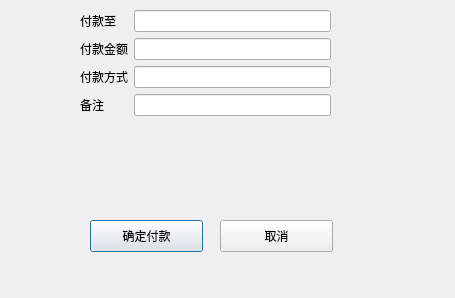
The window that View/supplier/ui/ui_supplier_payment_dialog.ui (zgj0607/Py-store) describes before a commit, drawn with Qt 5.
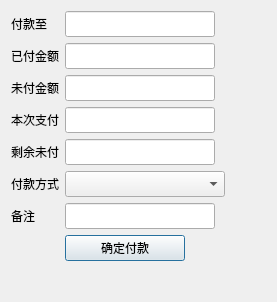
The same window after the commit.

Commit message: 完成供应商欠款单个支付和批量支付，并调整主页菜单

```diff
--- a/View/supplier/ui/ui_supplier_payment_dialog.ui
+++ b/View/supplier/ui/ui_supplier_payment_dialog.ui
@@ -6,8 +6,8 @@
    <rect>
     <x>0</x>
     <y>0</y>
-    <width>455</width>
-    <height>298</height>
+    <width>277</width>
+    <height>302</height>
    </rect>
   </property>
   <property name="windowTitle">
@@ -16,84 +16,222 @@
   <property name="modal">
    <bool>true</bool>
   </property>
-  <widget class="QWidget" name="formLayoutWidget">
-   <property name="geometry">
-    <rect>
-     <x>80</x>
-     <y>10</y>
-     <width>251</width>
-     <height>181</height>
-    </rect>
-   </property>
-   <layout class="QFormLayout" name="formLayout_2">
-    <item row="1" column="0">
+  <layout class="QHBoxLayout" name="horizontalLayout">
+   <item>
+    <layout class="QFormLayout" name="formLayout">
+     <item row="0" column="0">
      <widget class="QLabel" name="label_2">
       <property name="text">
        <string>付款至</string>
       </property>
      </widget>
     </item>
+     <item row="0" column="1">
+      <widget class="QLineEdit" name="pay_to">
+       <property name="minimumSize">
+        <size>
+         <width>150</width>
+         <height>26</height>
+        </size>
+       </property>
+       <property name="maximumSize">
+        <size>
+         <width>150</width>
+         <height>26</height>
+        </size>
+       </property>
+       <property name="readOnly">
+        <bool>true</bool>
+       </property>
+      </widget>
+     </item>
+     <item row="1" column="0">
+      <widget class="QLabel" name="label">
+       <property name="text">
+        <string>已付金额</string>
+       </property>
+      </widget>
+     </item>
     <item row="1" column="1">
-     <widget class="QLineEdit" name="lineEdit_2"/>
-    </item>
-    <item row="2" column="0">
-     <widget class="QLabel" name="label_9">
-      <property name="text">
-       <string>付款金额</string>
+      <widget class="QLineEdit" name="paid">
+       <property name="minimumSize">
+        <size>
+         <width>150</width>
+         <height>26</height>
+        </size>
+       </property>
+       <property name="maximumSize">
+        <size>
+         <width>150</width>
+         <height>26</height>
+        </size>
+       </property>
+       <property name="readOnly">
+        <bool>true</bool>
       </property>
      </widget>
     </item>
-    <item row="2" column="1">
-     <widget class="QLineEdit" name="lineEdit_3"/>
-    </item>
     <item row="3" column="0">
+      <widget class="QLabel" name="label_9">
+       <property name="text">
+        <string>本次支付</string>
+       </property>
+      </widget>
+     </item>
+     <item row="3" column="1">
+      <widget class="QLineEdit" name="pay">
+       <property name="minimumSize">
+        <size>
+         <width>150</width>
+         <height>26</height>
+        </size>
+       </property>
+       <property name="maximumSize">
+        <size>
+         <width>150</width>
+         <height>26</height>
+        </size>
+       </property>
+       <property name="inputMethodHints">
+        <set>Qt::ImhDigitsOnly|Qt::ImhPreferNumbers</set>
+       </property>
+      </widget>
+     </item>
+     <item row="5" column="0">
      <widget class="QLabel" name="label_3">
       <property name="text">
        <string>付款方式</string>
       </property>
      </widget>
     </item>
-    <item row="3" column="1">
-     <widget class="QLineEdit" name="lineEdit_4"/>
-    </item>
-    <item row="4" column="0">
+     <item row="5" column="1">
+      <widget class="QComboBox" name="payment_method">
+       <property name="minimumSize">
+        <size>
+         <width>150</width>
+         <height>26</height>
+        </size>
+       </property>
+       <property name="maximumSize">
+        <size>
+         <width>160</width>
+         <height>26</height>
+        </size>
+       </property>
+      </widget>
+     </item>
+     <item row="6" column="0">
      <widget class="QLabel" name="label_4">
       <property name="text">
        <string>备注</string>
       </property>
      </widget>
     </item>
-    <item row="4" column="1">
-     <widget class="QLineEdit" name="lineEdit_5"/>
-    </item>
-   </layout>
-  </widget>
+     <item row="6" column="1">
+      <widget class="QLineEdit" name="notes">
+       <property name="minimumSize">
+        <size>
+         <width>150</width>
+         <height>26</height>
+        </size>
+       </property>
+       <property name="maximumSize">
+        <size>
+         <width>150</width>
+         <height>26</height>
+        </size>
+       </property>
+      </widget>
+     </item>
+     <item row="7" column="1">
   <widget class="QPushButton" name="payButton">
-   <property name="geometry">
-    <rect>
-     <x>90</x>
-     <y>220</y>
-     <width>113</width>
-     <height>32</height>
-    </rect>
+       <property name="minimumSize">
+        <size>
+         <width>120</width>
+         <height>0</height>
+        </size>
+       </property>
+       <property name="maximumSize">
+        <size>
+         <width>120</width>
+         <height>16777215</height>
+        </size>
+       </property>
+       <property name="cursor">
+        <cursorShape>PointingHandCursor</cursorShape>
+       </property>
+       <property name="layoutDirection">
+        <enum>Qt::RightToLeft</enum>
    </property>
    <property name="text">
     <string>确定付款</string>
    </property>
-  </widget>
-  <widget class="QPushButton" name="closeButton">
-   <property name="geometry">
-    <rect>
-     <x>220</x>
-     <y>220</y>
-     <width>113</width>
-     <height>32</height>
-    </rect>
-   </property>
+       <property name="checkable">
+        <bool>false</bool>
+       </property>
+       <property name="autoDefault">
+        <bool>true</bool>
+       </property>
+       <property name="flat">
+        <bool>false</bool>
+       </property>
+      </widget>
+     </item>
+     <item row="4" column="0">
+      <widget class="QLabel" name="label_5">
+       <property name="text">
+        <string>剩余未付</string>
+       </property>
+      </widget>
+     </item>
+     <item row="4" column="1">
+      <widget class="QLineEdit" name="unpaid">
+       <property name="minimumSize">
+        <size>
+         <width>150</width>
+         <height>26</height>
+        </size>
+       </property>
+       <property name="maximumSize">
+        <size>
+         <width>150</width>
+         <height>26</height>
+        </size>
+       </property>
+       <property name="readOnly">
+        <bool>true</bool>
+       </property>
+      </widget>
+     </item>
+     <item row="2" column="1">
+      <widget class="QLineEdit" name="need_pay">
+       <property name="minimumSize">
+        <size>
+         <width>150</width>
+         <height>26</height>
+        </size>
+       </property>
+       <property name="maximumSize">
+        <size>
+         <width>150</width>
+         <height>26</height>
+        </size>
+       </property>
+       <property name="readOnly">
+        <bool>true</bool>
+       </property>
+      </widget>
+     </item>
+     <item row="2" column="0">
+      <widget class="QLabel" name="label_6">
    <property name="text">
-    <string>取消</string>
-   </property>
-  </widget>
+        <string>未付金额</string>
+       </property>
+      </widget>
+     </item>
+    </layout>
+   </item>
+  </layout>
  </widget>
  <resources/>
  <connections/>
```
Left out of the diff: 14 changed lines with no effect on the pictures. Lines whose indentation alone changed are shown as unchanged. The commit also changes 23 other files.
